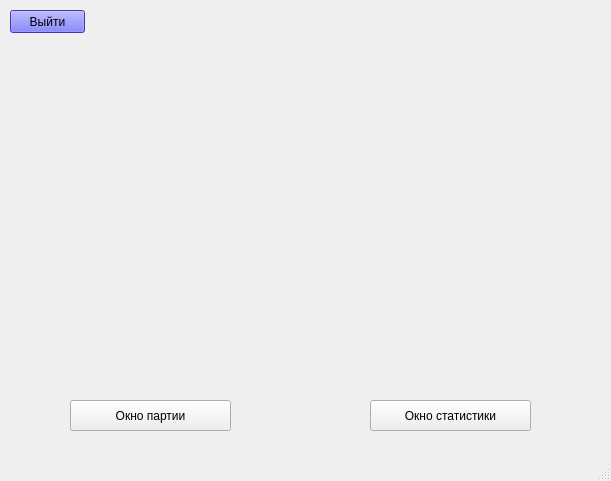
Above: kabinet.ui from j3glove/coursework_checkers before the change. Below: the same form after it.
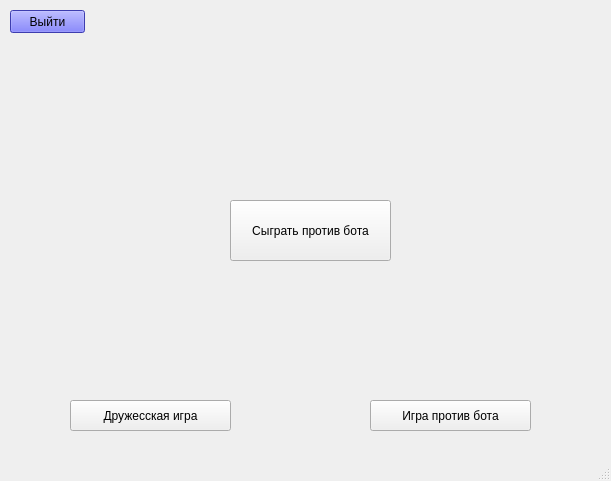
That is the form after the change. The open tabs and pages were chosen to show the change.

Patch:
```diff
--- a/kabinet.ui
+++ b/kabinet.ui
@@ -59,7 +59,21 @@
       </property>
      </widget>
     </widget>
-    <widget class="QWidget" name="stats_window"/>
+    <widget class="QWidget" name="stats_window">
+     <widget class="QPushButton" name="pushButton">
+      <property name="geometry">
+       <rect>
+        <x>200</x>
+        <y>140</y>
+        <width>161</width>
+        <height>61</height>
+       </rect>
+      </property>
+      <property name="text">
+       <string>Сыграть против бота</string>
+      </property>
+     </widget>
+    </widget>
     <widget class="QWidget" name="play_window">
      <widget class="QPushButton" name="play_btn">
       <property name="geometry">
@@ -86,7 +100,7 @@
      </rect>
     </property>
     <property name="text">
-     <string>Окно партии</string>
+     <string>Дружесская игра</string>
     </property>
    </widget>
    <widget class="QPushButton" name="kabstats">
@@ -99,7 +113,7 @@
      </rect>
     </property>
     <property name="text">
-     <string>Окно статистики</string>
+     <string>Игра против бота</string>
     </property>
    </widget>
   </widget>
```
Left out of the diff: 2 changed lines with no effect on the pictures.
